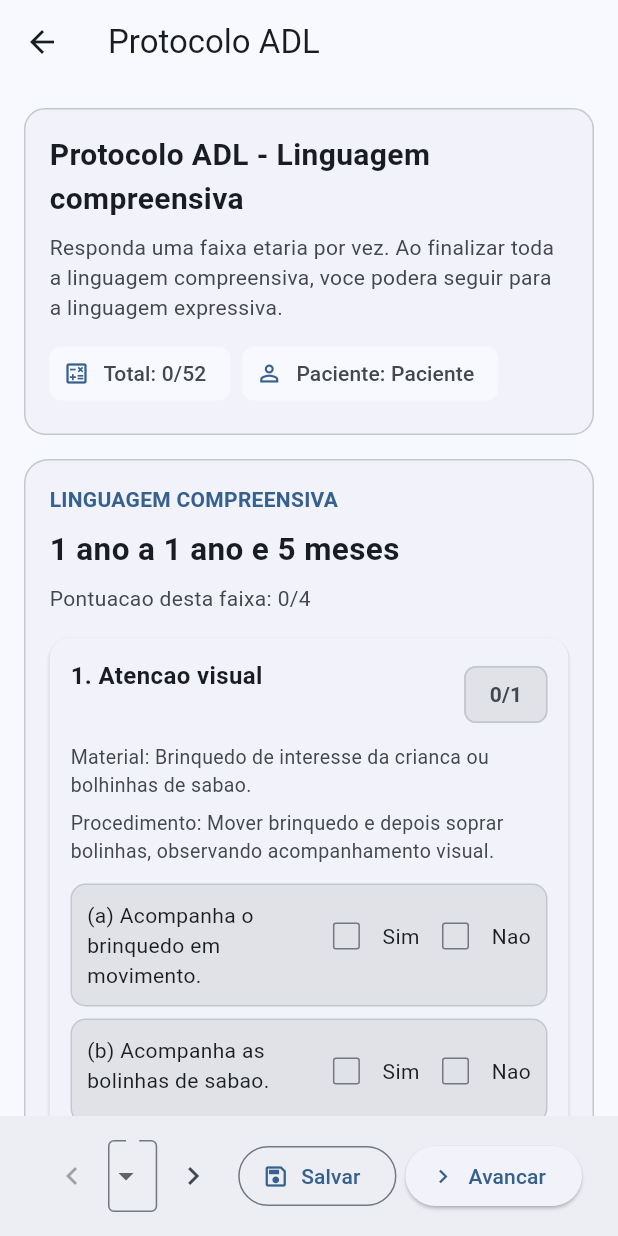
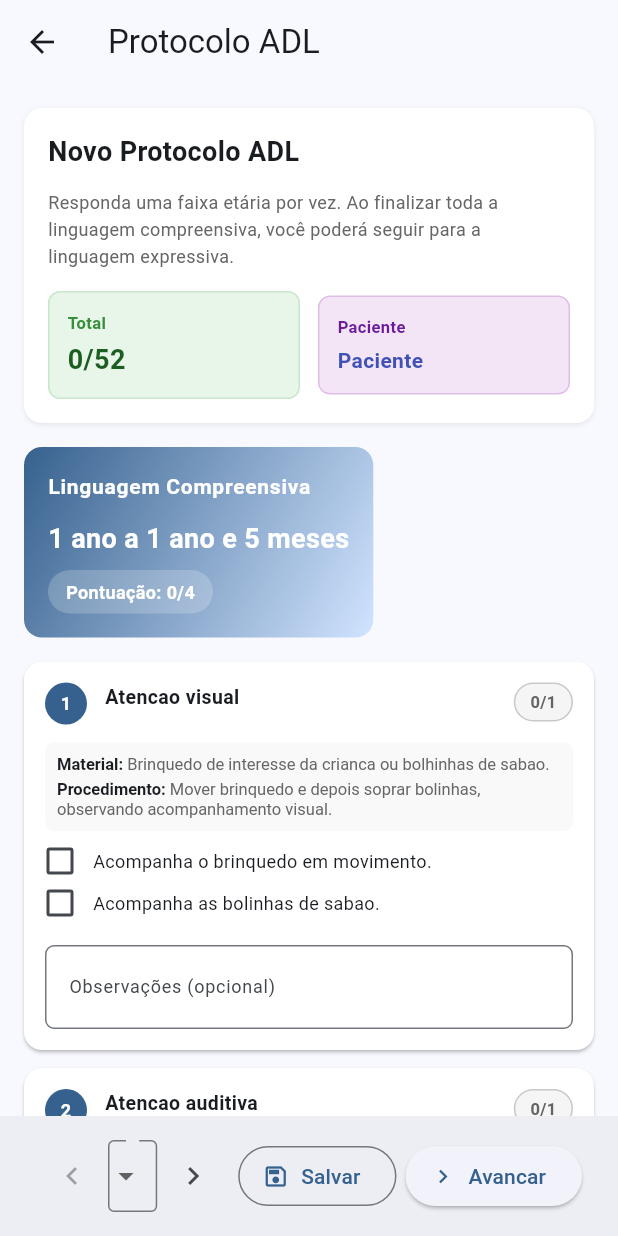
Before and after one commit to selds/adl_fono, a Flutter app: the AdlProtocolPage screen opened directly with empty values, on a phone screen of 412 x 824 dp. Run offline on Flutter 3.47's test engine with Material 3 defaults, Android fonts, the phone set to English and light mode, and no system bars; our stand-ins replace cloud_firestore, firebase_auth, firebase_core, firebase_storage, image_picker, mask_text_input_formatter and 1 more; accounts and stored records are empty; network calls fail.

Commit message:
feat: melhorar a interface da página do protocolo ADL com novos componentes e ajustes de estilo

```diff
--- a/lib/adl_protocol_page.dart
+++ b/lib/adl_protocol_page.dart
@@ -251,54 +251,29 @@ class _AdlProtocolPageState extends State<AdlProtocolPage> {
   Widget _buildScoreChip(_AdlQuestion question) {
     final score = _questionScore(question);
     final colorScheme = Theme.of(context).colorScheme;
-    return Chip(
-      backgroundColor: score == 1
+    return Container(
+      padding: const EdgeInsets.symmetric(horizontal: 10, vertical: 4),
+      decoration: BoxDecoration(
+        color: score == 1
             ? colorScheme.primaryContainer
-          : colorScheme.surfaceContainerHighest,
-      side: BorderSide(color: colorScheme.outlineVariant),
-      label: Text(
+            : const Color.fromARGB(255, 245, 245, 245),
+        border: Border.all(
+          color: score == 1
+              ? colorScheme.primary
+              : const Color.fromARGB(255, 200, 200, 200),
+        ),
+        borderRadius: BorderRadius.circular(16),
+      ),
+      child: Text(
         '$score/1',
         style: TextStyle(
           fontWeight: FontWeight.w700,
+          fontSize: 11,
           color: score == 1
               ? colorScheme.onPrimaryContainer
-              : colorScheme.onSurfaceVariant,
-        ),
-      ),
-    );
-  }
-
-  Widget _buildYesNoControl({
-    required bool? value,
-    required ValueChanged<bool?> onChanged,
-  }) {
-    final colorScheme = Theme.of(context).colorScheme;
-    return Row(
-      mainAxisSize: MainAxisSize.min,
-      children: [
-        Row(
-          mainAxisSize: MainAxisSize.min,
-          children: [
-            Checkbox(
-              value: value == true,
-              side: BorderSide(color: colorScheme.outline),
-              onChanged: (_) => onChanged(value == true ? null : true),
-            ),
-            Text('Sim', style: TextStyle(color: colorScheme.onSurface)),
-          ],
-        ),
-        Row(
-          mainAxisSize: MainAxisSize.min,
-          children: [
-            Checkbox(
-              value: value == false,
-              side: BorderSide(color: colorScheme.outline),
-              onChanged: (_) => onChanged(value == false ? null : false),
-            ),
-            Text('Nao', style: TextStyle(color: colorScheme.onSurface)),
-          ],
-        ),
-      ],
+              : const Color.fromARGB(255, 100, 100, 100),
+        ),
+      ),
     );
   }
 
@@ -308,23 +283,44 @@ class _AdlProtocolPageState extends State<AdlProtocolPage> {
     final colorScheme = Theme.of(context).colorScheme;
 
     return Card(
-      margin: const EdgeInsets.only(bottom: 14),
-      color: colorScheme.surfaceContainerLow,
-      shape: RoundedRectangleBorder(borderRadius: BorderRadius.circular(14)),
+      margin: const EdgeInsets.only(bottom: 12),
+      color: Colors.white,
+      elevation: 1,
+      shape: RoundedRectangleBorder(borderRadius: BorderRadius.circular(12)),
       child: Padding(
         padding: const EdgeInsets.all(14),
         child: Column(
           crossAxisAlignment: CrossAxisAlignment.start,
           children: [
+            // Header: Número, Título, Badge
             Row(
               crossAxisAlignment: CrossAxisAlignment.start,
               children: [
+                Container(
+                  width: 28,
+                  height: 28,
+                  decoration: BoxDecoration(
+                    color: colorScheme.primary,
+                    shape: BoxShape.circle,
+                  ),
+                  child: Center(
+                    child: Text(
+                      '${question.id}',
+                      style: TextStyle(
+                        color: colorScheme.onPrimary,
+                        fontWeight: FontWeight.w600,
+                        fontSize: 12,
+                      ),
+                    ),
+                  ),
+                ),
+                const SizedBox(width: 12),
                 Expanded(
                   child: Text(
-                    '${question.id}. ${question.title}',
+                    question.title,
                     style: TextStyle(
-                      fontSize: 16,
-                      fontWeight: FontWeight.w700,
+                      fontSize: 13,
+                      fontWeight: FontWeight.w600,
                       color: colorScheme.onSurface,
                     ),
                   ),
@@ -333,73 +329,121 @@ class _AdlProtocolPageState extends State<AdlProtocolPage> {
                 _buildScoreChip(question),
               ],
             ),
-            const SizedBox(height: 8),
-            Text(
-              'Material: ${question.material}',
+            const SizedBox(height: 12),
+
+            // Material e Procedimento
+            Container(
+              padding: const EdgeInsets.all(8),
+              decoration: BoxDecoration(
+                color: const Color.fromARGB(255, 249, 249, 249),
+                borderRadius: BorderRadius.circular(6),
+              ),
+              child: Column(
+                crossAxisAlignment: CrossAxisAlignment.start,
+                children: [
+                  RichText(
+                    text: TextSpan(
+                      children: [
+                        TextSpan(
+                          text: 'Material: ',
                           style: TextStyle(
-                fontSize: 13,
-                color: colorScheme.onSurfaceVariant,
-              ),
-            ),
-            const SizedBox(height: 6),
-            Text(
-              'Procedimento: ${question.procedure}',
+                            fontSize: 11,
+                            fontWeight: FontWeight.w600,
+                            color: colorScheme.onSurface,
+                          ),
+                        ),
+                        TextSpan(
+                          text: question.material,
                           style: TextStyle(
-                fontSize: 13,
-                color: colorScheme.onSurfaceVariant,
-              ),
-            ),
-            const SizedBox(height: 12),
+                            fontSize: 11,
+                            color: const Color.fromARGB(255, 102, 102, 102),
+                          ),
+                        ),
+                      ],
+                    ),
+                  ),
+                  const SizedBox(height: 4),
+                  RichText(
+                    text: TextSpan(
+                      children: [
+                        TextSpan(
+                          text: 'Procedimento: ',
+                          style: TextStyle(
+                            fontSize: 11,
+                            fontWeight: FontWeight.w600,
+                            color: colorScheme.onSurface,
+                          ),
+                        ),
+                        TextSpan(
+                          text: question.procedure,
+                          style: TextStyle(
+                            fontSize: 11,
+                            color: const Color.fromARGB(255, 102, 102, 102),
+                          ),
+                        ),
+                      ],
+                    ),
+                  ),
+                ],
+              ),
+            ),
+            const SizedBox(height: 10),
+
+            // Items com checkboxes
             ...question.items.map((item) {
               final answerKey = _answerKey(question.id, item.id);
               final value = _answers[answerKey];
-              return Container(
-                margin: const EdgeInsets.only(bottom: 8),
-                padding: const EdgeInsets.all(10),
-                decoration: BoxDecoration(
-                  color: colorScheme.surfaceContainerHighest,
-                  borderRadius: BorderRadius.circular(10),
-                  border: Border.all(color: colorScheme.outlineVariant),
-                ),
+              return Padding(
+                padding: const EdgeInsets.only(bottom: 8),
                 child: Row(
-                  crossAxisAlignment: CrossAxisAlignment.start,
                   children: [
+                    SizedBox(
+                      width: 20,
+                      height: 20,
+                      child: Checkbox(
+                        value: value == true,
+                        onChanged: (_) {
+                          setState(() {
+                            _answers[answerKey] = _answers[answerKey] == true
+                                ? null
+                                : true;
+                          });
+                        },
+                      ),
+                    ),
+                    const SizedBox(width: 12),
                     Expanded(
                       child: Text(
-                        '(${item.id}) ${item.label}',
-                        style: TextStyle(color: colorScheme.onSurface),
-                      ),
-                    ),
-                    const SizedBox(width: 12),
-                    _buildYesNoControl(
-                      value: value,
-                      onChanged: (newValue) {
-                        setState(() {
-                          _answers[answerKey] = newValue;
-                        });
-                      },
+                        item.label,
+                        style: TextStyle(
+                          fontSize: 12,
+                          color: colorScheme.onSurface,
+                        ),
+                      ),
                     ),
                   ],
                 ),
               );
             }),
-            const SizedBox(height: 4),
+            const SizedBox(height: 10),
+
+            // Observações
             TextFormField(
               controller: noteController,
               minLines: 2,
-              maxLines: 4,
-              decoration: const InputDecoration(
-                labelText: 'Observacoes da questao (opcional)',
-                border: OutlineInputBorder(),
-              ),
-            ),
-            const SizedBox(height: 8),
-            Text(
-              'Regra de pontuacao: ${question.scoreRule}',
-              style: TextStyle(
-                fontWeight: FontWeight.w600,
-                color: colorScheme.onSurfaceVariant,
-              ),
+              maxLines: 3,
+              decoration: InputDecoration(
+                labelText: 'Observações (opcional)',
+                labelStyle: const TextStyle(fontSize: 12),
+                border: OutlineInputBorder(
+                  borderRadius: BorderRadius.circular(6),
+                ),
+                contentPadding: const EdgeInsets.symmetric(
+                  horizontal: 12,
+                  vertical: 10,
+                ),
+              ),
+              style: const TextStyle(fontSize: 12),
             ),
           ],
         ),
@@ -411,42 +455,68 @@ class _AdlProtocolPageState extends State<AdlProtocolPage> {
     final group = _groups[_selectedGroupIndex];
     final colorScheme = Theme.of(context).colorScheme;
 
-    return Container(
+    return Column(
+      crossAxisAlignment: CrossAxisAlignment.start,
+      children: [
+        // Header da faixa
+        Container(
+          padding: const EdgeInsets.all(16),
           decoration: BoxDecoration(
-        color: colorScheme.surfaceContainerLow,
-        borderRadius: BorderRadius.circular(16),
-        border: Border.all(color: colorScheme.outlineVariant),
-      ),
-      padding: const EdgeInsets.all(16),
+            gradient: LinearGradient(
+              colors: [colorScheme.primary, colorScheme.primaryContainer],
+              begin: Alignment.topLeft,
+              end: Alignment.bottomRight,
+            ),
+            borderRadius: BorderRadius.circular(12),
+          ),
           child: Column(
             crossAxisAlignment: CrossAxisAlignment.start,
             children: [
               Text(
-            'LINGUAGEM COMPREENSIVA',
+                'Linguagem Compreensiva',
                 style: TextStyle(
-              color: colorScheme.primary,
-              fontWeight: FontWeight.w700,
-              letterSpacing: 0.2,
-            ),
-          ),
-          const SizedBox(height: 8),
+                  fontSize: 14,
+                  fontWeight: FontWeight.w600,
+                  color: colorScheme.onPrimary,
+                  letterSpacing: 0.5,
+                ),
+              ),
+              const SizedBox(height: 12),
               Text(
                 group.label,
                 style: TextStyle(
-              fontSize: 21,
+                  fontSize: 18,
                   fontWeight: FontWeight.bold,
-              color: colorScheme.onSurface,
+                  color: colorScheme.onPrimary,
                 ),
               ),
               const SizedBox(height: 8),
-          Text(
-            'Pontuacao desta faixa: ${_groupScore(group)}/${group.questions.length}',
-            style: TextStyle(color: colorScheme.onSurfaceVariant),
+              Container(
+                padding: const EdgeInsets.symmetric(
+                  horizontal: 12,
+                  vertical: 6,
+                ),
+                decoration: BoxDecoration(
+                  color: Colors.white.withValues(alpha: 0.2),
+                  borderRadius: BorderRadius.circular(20),
+                ),
+                child: Text(
+                  'Pontuação: ${_groupScore(group)}/${group.questions.length}',
+                  style: TextStyle(
+                    fontSize: 12,
+                    fontWeight: FontWeight.w600,
+                    color: colorScheme.onPrimary,
+                  ),
+                ),
+              ),
+            ],
+          ),
         ),
         const SizedBox(height: 16),
+
+        // Perguntas
         ...group.questions.map(_buildQuestionCard),
       ],
-      ),
     );
   }
 
@@ -455,44 +525,111 @@ class _AdlProtocolPageState extends State<AdlProtocolPage> {
     return Container(
       padding: const EdgeInsets.all(16),
       decoration: BoxDecoration(
-        color: colorScheme.surfaceContainerLow,
-        borderRadius: BorderRadius.circular(14),
-        border: Border.all(color: colorScheme.outlineVariant),
+        color: Colors.white,
+        borderRadius: BorderRadius.circular(12),
+        boxShadow: [
+          BoxShadow(
+            color: Colors.black.withValues(alpha: 0.08),
+            blurRadius: 2,
+            offset: const Offset(0, 1),
+          ),
+        ],
       ),
       child: Column(
         crossAxisAlignment: CrossAxisAlignment.start,
         children: [
           Text(
             widget.protocol == null
-                ? 'Protocolo ADL - Linguagem compreensiva'
-                : 'Editar ADL - Linguagem compreensiva',
+                ? 'Novo Protocolo ADL'
+                : 'Editar Protocolo ADL',
             style: TextStyle(
-              fontSize: 20,
+              fontSize: 18,
               fontWeight: FontWeight.bold,
               color: colorScheme.onSurface,
             ),
           ),
-          const SizedBox(height: 8),
+          const SizedBox(height: 12),
           Text(
-            'Responda uma faixa etaria por vez. Ao finalizar toda a linguagem compreensiva, voce podera seguir para a linguagem expressiva.',
-            style: TextStyle(color: colorScheme.onSurfaceVariant),
-          ),
-          const SizedBox(height: 10),
-          Wrap(
-            spacing: 8,
-            runSpacing: 8,
+            'Responda uma faixa etária por vez. Ao finalizar toda a linguagem compreensiva, você poderá seguir para a linguagem expressiva.',
+            style: TextStyle(
+              fontSize: 12,
+              color: const Color.fromARGB(255, 102, 102, 102),
+              height: 1.5,
+            ),
+          ),
+          const SizedBox(height: 14),
+          Row(
             children: [
-              Chip(
-                avatar: const Icon(Icons.calculate_outlined, size: 18),
-                label: Text(
-                  'Total: $_comprehensiveTotal/$_maxComprehensiveTotal',
-                ),
-                side: BorderSide.none,
-              ),
-              Chip(
-                avatar: const Icon(Icons.person_outline, size: 18),
-                label: Text('Paciente: $_nomeCrianca'),
-                side: BorderSide.none,
+              Expanded(
+                child: Container(
+                  padding: const EdgeInsets.all(12),
+                  decoration: BoxDecoration(
+                    color: const Color.fromARGB(255, 232, 245, 233),
+                    borderRadius: BorderRadius.circular(8),
+                    border: Border.all(
+                      color: const Color.fromARGB(255, 200, 230, 201),
+                    ),
+                  ),
+                  child: Column(
+                    crossAxisAlignment: CrossAxisAlignment.start,
+                    children: [
+                      Text(
+                        'Total',
+                        style: TextStyle(
+                          fontSize: 11,
+                          color: const Color.fromARGB(255, 56, 142, 60),
+                          fontWeight: FontWeight.w600,
+                        ),
+                      ),
+                      const SizedBox(height: 4),
+                      Text(
+                        '$_comprehensiveTotal/$_maxComprehensiveTotal',
+                        style: TextStyle(
+                          fontSize: 18,
+                          fontWeight: FontWeight.bold,
+                          color: const Color.fromARGB(255, 27, 94, 32),
+                        ),
+                      ),
+                    ],
+                  ),
+                ),
+              ),
+              const SizedBox(width: 12),
+              Expanded(
+                child: Container(
+                  padding: const EdgeInsets.all(12),
+                  decoration: BoxDecoration(
+                    color: const Color.fromARGB(255, 243, 229, 245),
+                    borderRadius: BorderRadius.circular(8),
+                    border: Border.all(
+                      color: const Color.fromARGB(255, 225, 190, 231),
+                    ),
+                  ),
+                  child: Column(
+                    crossAxisAlignment: CrossAxisAlignment.start,
+                    children: [
+                      Text(
+                        'Paciente',
+                        style: TextStyle(
+                          fontSize: 11,
+                          color: const Color.fromARGB(255, 106, 27, 154),
+                          fontWeight: FontWeight.w600,
+                        ),
+                      ),
+                      const SizedBox(height: 4),
+                      Text(
+                        _nomeCrianca,
+                        maxLines: 1,
+                        overflow: TextOverflow.ellipsis,
+                        style: TextStyle(
+                          fontSize: 14,
+                          fontWeight: FontWeight.bold,
+                          color: const Color.fromARGB(255, 63, 81, 181),
+                        ),
+                      ),
+                    ],
+                  ),
+                ),
               ),
             ],
           ),
```
Lines whose indentation alone changed are shown as unchanged.
